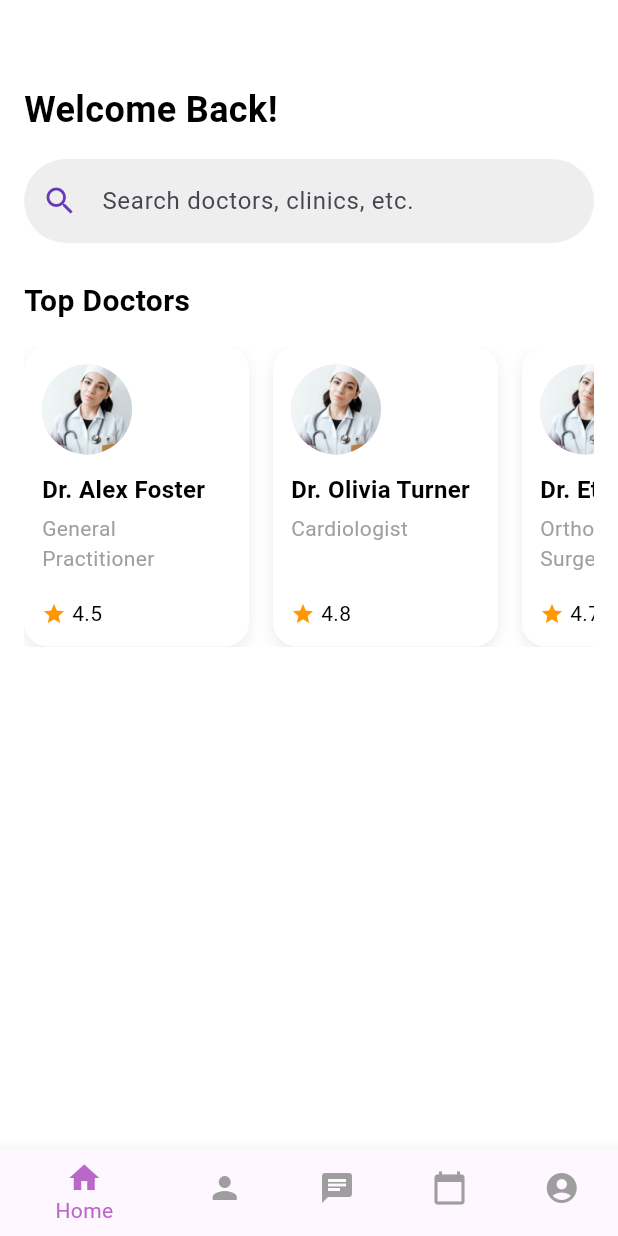
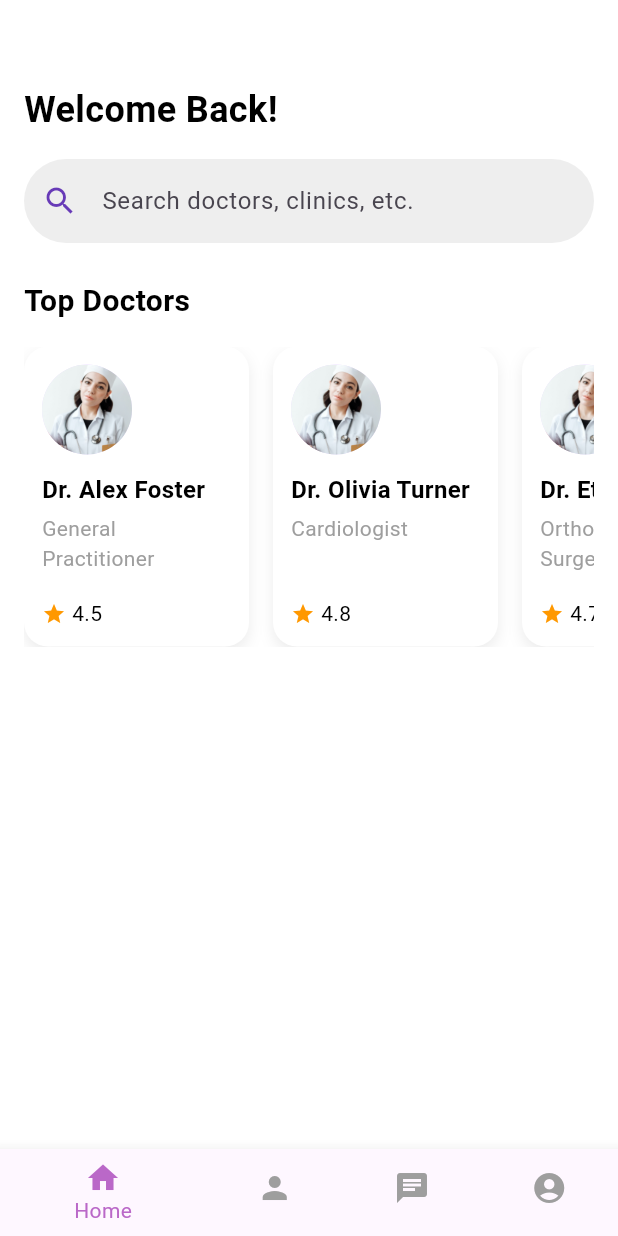
Before and after one commit to Sujala99/Mobile-Application-Project, a Flutter app: the screen it shows after launch, on a phone screen of 412 x 824 dp. Run offline on Flutter 3.47's test engine with Material 3 defaults, Android fonts, the phone set to English and light mode, and no system bars; network calls fail; key blocks and very long unbroken strings in the code were emptied for the run.

Commit message:
changing homepage design

```diff
--- a/mobile_application_project/lib/view/homepage.dart
+++ b/mobile_application_project/lib/view/homepage.dart
@@ -1,5 +1,5 @@
 import 'package:flutter/material.dart';
-import 'package:mobile_application_project/dashboard/appointment_view.dart';
+// import 'package:mobile_application_project/dashboard/appointment_view.dart';
 import 'package:mobile_application_project/dashboard/chat_view.dart';
 import 'package:mobile_application_project/dashboard/doctor_view.dart';
 import 'package:mobile_application_project/dashboard/profile_view.dart';
@@ -18,7 +18,7 @@ class _HomepageState extends State<Homepage> {
     const HomeView(),
     const DoctorView(),
     const ChatView(),
-    const AppointmentView(),
+    // const AppointmentView(),
     const ProfileView(),
   ];
 
@@ -45,8 +45,8 @@ class _HomepageState extends State<Homepage> {
           BottomNavigationBarItem(icon: Icon(Icons.home), label: 'Home'),
           BottomNavigationBarItem(icon: Icon(Icons.person), label: 'Doctors'),
           BottomNavigationBarItem(icon: Icon(Icons.chat), label: 'Chat'),
-          BottomNavigationBarItem(
-              icon: Icon(Icons.calendar_today), label: 'Appointments'),
+          // BottomNavigationBarItem(
+          //     icon: Icon(Icons.calendar_today), label: 'Appointments'),
           BottomNavigationBarItem(
               icon: Icon(Icons.account_circle), label: 'Profile'),
         ],
```
